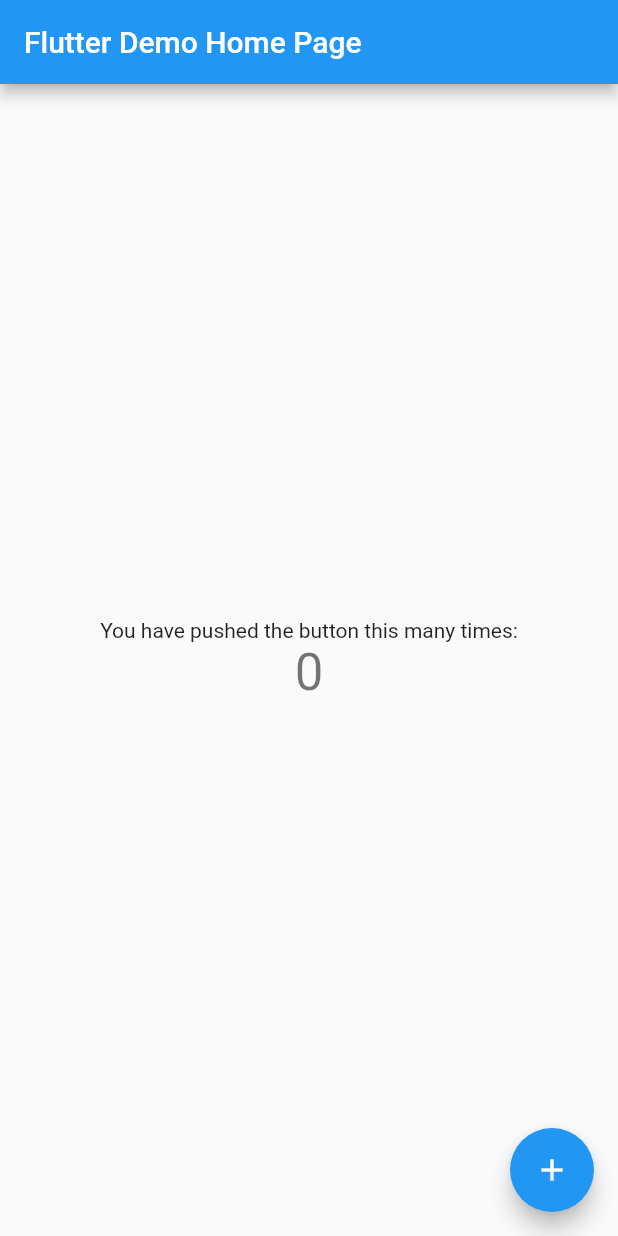
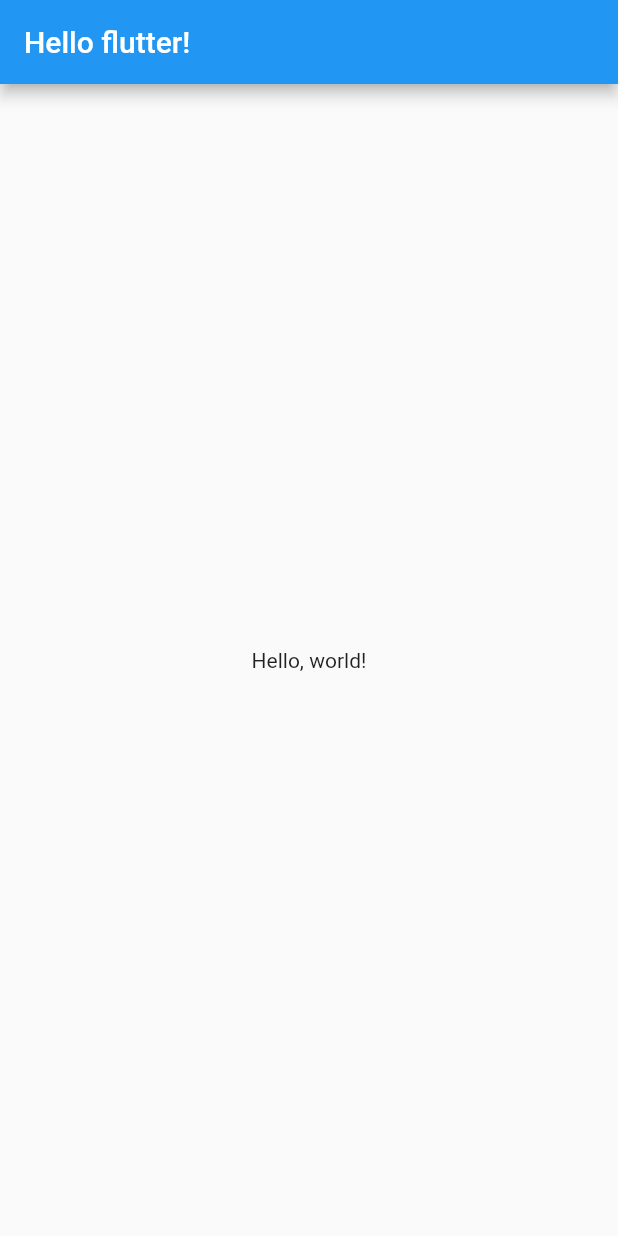
Before and after one commit to kokoball/toonflix, a Flutter app: the screen it shows after launch, on a phone screen of 412 x 824 dp. Run offline on Flutter 3.47's test engine with Material 2 defaults, Android fonts, the phone set to English and light mode, and no system bars.

Commit message:
2.3 Hello World

```diff
--- a/lib/main.dart
+++ b/lib/main.dart
@@ -1,115 +1,22 @@
 import 'package:flutter/material.dart';
 
 void main() {
-  runApp(const MyApp());
+  runApp(App());
 }
 
-class MyApp extends StatelessWidget {
-  const MyApp({super.key});
+class App extends StatelessWidget {
 
-  // This widget is the root of your application.
   @override
   Widget build(BuildContext context) {
     return MaterialApp(
-      title: 'Flutter Demo',
-      theme: ThemeData(
-        // This is the theme of your application.
-        //
-        // Try running your application with "flutter run". You'll see the
-        // application has a blue toolbar. Then, without quitting the app, try
-        // changing the primarySwatch below to Colors.green and then invoke
-        // "hot reload" (press "r" in the console where you ran "flutter run",
-        // or simply save your changes to "hot reload" in a Flutter IDE).
-        // Notice that the counter didn't reset back to zero; the application
-        // is not restarted.
-        primarySwatch: Colors.blue,
+      home: Scaffold(
+        appBar: AppBar(
+          title: Text('Hello flutter!'),
+        ),
+        body: Center(
+          child:Text('Hello, world!'),
+          ),
       ),
-      home: const MyHomePage(title: 'Flutter Demo Home Page'),
     );
   }
 }
-
-class MyHomePage extends StatefulWidget {
-  const MyHomePage({super.key, required this.title});
-
-  // This widget is the home page of your application. It is stateful, meaning
-  // that it has a State object (defined below) that contains fields that affect
-  // how it looks.
-
-  // This class is the configuration for the state. It holds the values (in this
-  // case the title) provided by the parent (in this case the App widget) and
-  // used by the build method of the State. Fields in a Widget subclass are
-  // always marked "final".
-
-  final String title;
-
-  @override
-  State<MyHomePage> createState() => _MyHomePageState();
-}
-
-class _MyHomePageState extends State<MyHomePage> {
-  int _counter = 0;
-
-  void _incrementCounter() {
-    setState(() {
-      // This call to setState tells the Flutter framework that something has
-      // changed in this State, which causes it to rerun the build method below
-      // so that the display can reflect the updated values. If we changed
-      // _counter without calling setState(), then the build method would not be
-      // called again, and so nothing would appear to happen.
-      _counter++;
-    });
-  }
-
-  @override
-  Widget build(BuildContext context) {
-    // This method is rerun every time setState is called, for instance as done
-    // by the _incrementCounter method above.
-    //
-    // The Flutter framework has been optimized to make rerunning build methods
-    // fast, so that you can just rebuild anything that needs updating rather
-    // than having to individually change instances of widgets.
-    return Scaffold(
-      appBar: AppBar(
-        // Here we take the value from the MyHomePage object that was created by
-        // the App.build method, and use it to set our appbar title.
-        title: Text(widget.title),
-      ),
-      body: Center(
-        // Center is a layout widget. It takes a single child and positions it
-        // in the middle of the parent.
-        child: Column(
-          // Column is also a layout widget. It takes a list of children and
-          // arranges them vertically. By default, it sizes itself to fit its
-          // children horizontally, and tries to be as tall as its parent.
-          //
-          // Invoke "debug painting" (press "p" in the console, choose the
-          // "Toggle Debug Paint" action from the Flutter Inspector in Android
-          // Studio, or the "Toggle Debug Paint" command in Visual Studio Code)
-          // to see the wireframe for each widget.
-          //
-          // Column has various properties to control how it sizes itself and
-          // how it positions its children. Here we use mainAxisAlignment to
-          // center the children vertically; the main axis here is the vertical
-          // axis because Columns are vertical (the cross axis would be
-          // horizontal).
-          mainAxisAlignment: MainAxisAlignment.center,
-          children: <Widget>[
-            const Text(
-              'You have pushed the button this many times:',
-            ),
-            Text(
-              '$_counter',
-              style: Theme.of(context).textTheme.headlineMedium,
-            ),
-          ],
-        ),
-      ),
-      floatingActionButton: FloatingActionButton(
-        onPressed: _incrementCounter,
-        tooltip: 'Increment',
-        child: const Icon(Icons.add),
-      ), // This trailing comma makes auto-formatting nicer for build methods.
-    );
-  }
-}
```
